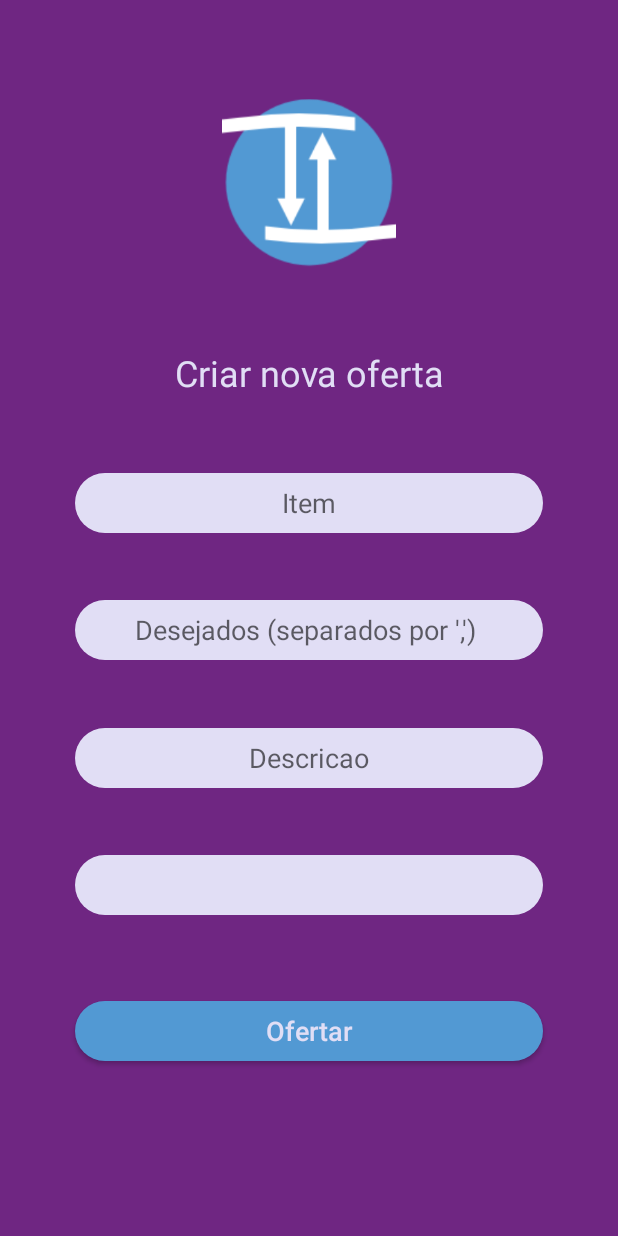
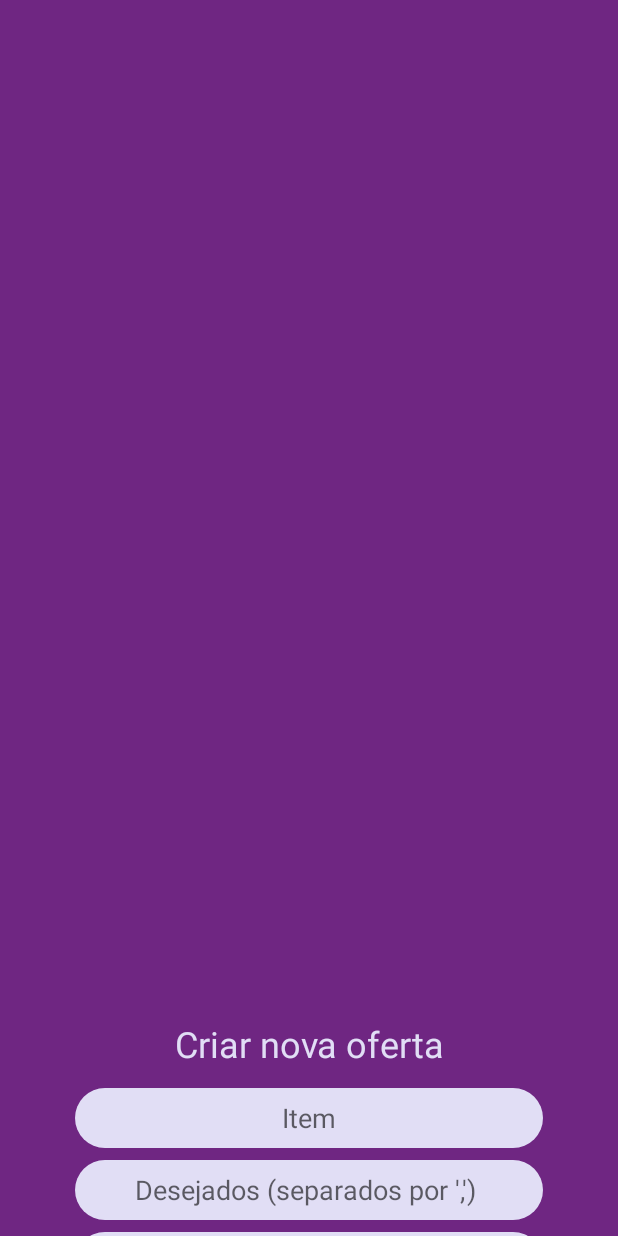
Before and after one commit to VictorOgata/trocatroca, an Android app: the layout activity_novoanuncio.xml on its own in the app's theme, with its tools: preview values and no code run, on a phone screen of 412 x 824 dp. Run offline under Robolectric (Android 15) with nearby library versions, the phone set to English and light mode, and no system bars.

Commit message:
small changes in new offer  interface

```diff
--- a/app/src/main/java/groupdelta/trocatroca/Activity/CadastroP2Activity.java
+++ b/app/src/main/java/groupdelta/trocatroca/Activity/CadastroP2Activity.java
@@ -79,6 +79,7 @@ public class CadastroP2Activity extends AppCompatActivity implements AdapterView
     }
 
     public void onOkButtonClicked(View view) {
+        final Context context=this;
         user= new Usuario();
         /* Pulling information from screen through references*/
         user.setState(mState.getSelectedItem().toString());
@@ -86,7 +87,7 @@ public class CadastroP2Activity extends AppCompatActivity implements AdapterView
         user.setNick(nickReceived);
         user.setEmail(emailReceived);
         user.setCInfo("@Vazio@");
-
+        Toast.makeText(context,(String)"Procesando...", LENGTH_LONG).show();
         cadastrarNovoUsuario();
     }
 
--- a/app/src/main/res/layout/activity_novoanuncio.xml
+++ b/app/src/main/res/layout/activity_novoanuncio.xml
@@ -6,19 +6,6 @@
     android:layout_height="match_parent"
     android:background="@color/colorPrimaryDark"
     tools:context=".Activity.NovoAnuncioActivity">
-
-    <ImageView
-        android:id="@+id/imageView"
-        android:layout_width="116dp"
-        android:layout_height="130dp"
-        android:layout_marginEnd="8dp"
-        android:layout_marginStart="8dp"
-        android:layout_marginTop="20dp"
-        app:layout_constraintBottom_toTopOf="@+id/tvTitulo"
-        app:layout_constraintEnd_toEndOf="@+id/tvTitulo"
-        app:layout_constraintStart_toStartOf="@+id/tvTitulo"
-        app:layout_constraintTop_toTopOf="parent"
-        app:srcCompat="@drawable/logo" />
 
     <TextView
         android:id="@+id/tvTitulo"
@@ -34,7 +21,7 @@
         app:layout_constraintBottom_toTopOf="@+id/edtItemCadastro"
         app:layout_constraintEnd_toEndOf="@+id/edtItemCadastro"
         app:layout_constraintStart_toStartOf="@+id/edtItemCadastro"
-        app:layout_constraintTop_toBottomOf="@+id/imageView" />
+        app:layout_constraintTop_toBottomOf="parent" />
 
 
     <EditText
@@ -60,6 +47,7 @@
         android:layout_marginStart="50dp"
         android:layout_marginTop="8dp"
         android:hint="Desejados (separados por ',') "
+        android:maxLines="3"
         android:inputType="text"
         app:layout_constraintBottom_toTopOf="@+id/edtDescricaoCadastro"
         app:layout_constraintEnd_toEndOf="@+id/edtDescricaoCadastro"
@@ -75,6 +63,7 @@
         android:layout_marginStart="50dp"
         android:layout_marginTop="8dp"
         android:hint="Descricao"
+        android:maxLines="10"
         android:inputType="text"
         app:layout_constraintBottom_toTopOf="@+id/edtCondicoes"
         app:layout_constraintEnd_toEndOf="@+id/edtCondicoes"
```
